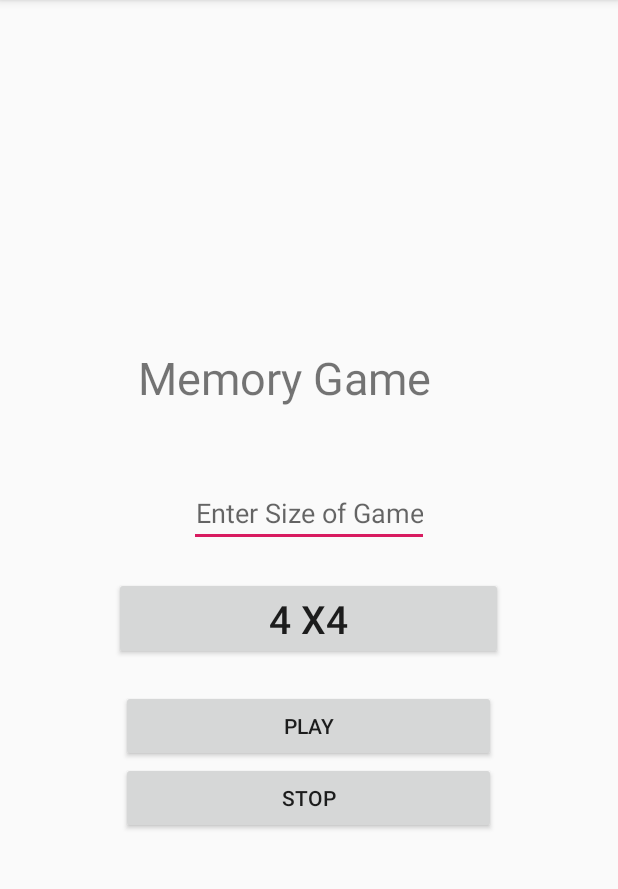
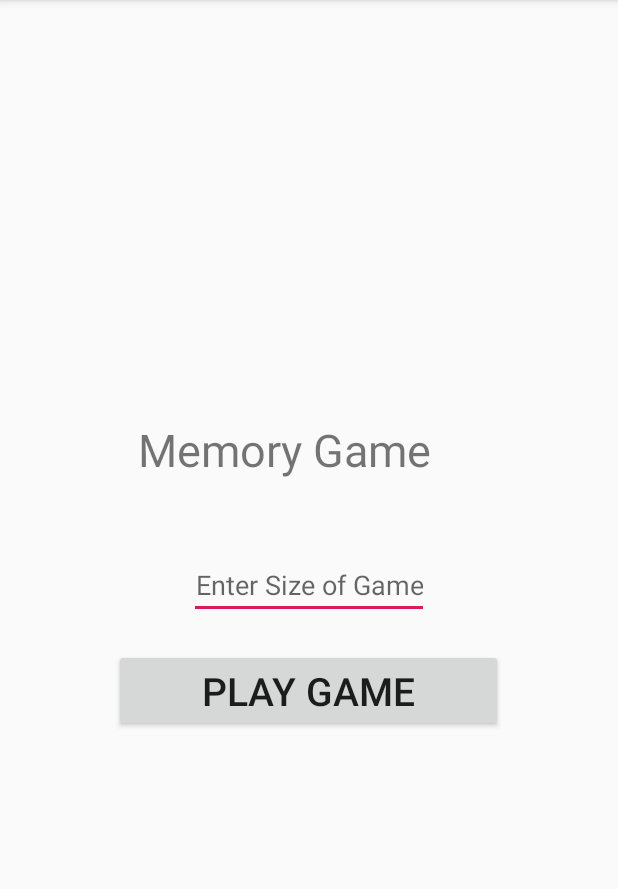
Before and after one commit to EChilin5/Clover, an Android app: the screen it shows after launch (MainActivity), on a phone screen of 412 x 824 dp, the part 84-973 px from its top. Run offline under Robolectric (Android 15) with nearby library versions, the phone set to English and light mode, and no system bars.

Commit message:
update music and menu

```diff
--- a/app/src/main/res/layout/activity_main.xml
+++ b/app/src/main/res/layout/activity_main.xml
@@ -37,20 +37,8 @@
         android:layout_width="259dp"
         android:layout_height="wrap_content"
         android:layout_margin="20dp"
-        android:text="@string/MENU_OBJECT"
+        android:text="Play Game"
         android:textSize="26sp" />
 
-    <Button
-        android:id="@+id/buttonPlay"
-        android:layout_width="250dp"
-        android:onClick="playIt"
-        android:layout_height="wrap_content"
-        android:text="Play" />
-    <Button
-        android:id="@+id/buttonStop"
-        android:layout_width="250dp"
-        android:onClick="end"
-        android:layout_height="wrap_content"
-        android:text="Stop" />
 
 </LinearLayout>
```
